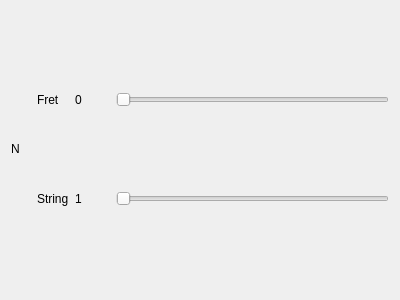
Above: EdgeSettingsWidget.ui from sergsave/MagicCubiano before the change. Below: the same form after it.
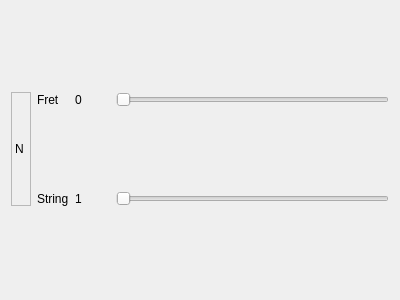
That is the form after the change.

Commit message: Migrate to color edges

```diff
--- a/EdgeSettingsWidget.ui
+++ b/EdgeSettingsWidget.ui
@@ -19,13 +19,6 @@
      <property name="verticalSpacing">
       <number>3</number>
      </property>
-     <item row="1" column="1">
-      <widget class="QLabel" name="stringLabel">
-       <property name="text">
-        <string>String</string>
-       </property>
-      </widget>
-     </item>
      <item row="1" column="2">
       <widget class="QLabel" name="stringValLabel">
        <property name="text">
@@ -33,10 +26,10 @@
        </property>
       </widget>
      </item>
-     <item row="0" column="1">
-      <widget class="QLabel" name="fretLabel">
-       <property name="text">
-        <string>Fret</string>
+     <item row="1" column="3" colspan="2">
+      <widget class="QSlider" name="stringSlider">
+       <property name="orientation">
+        <enum>Qt::Horizontal</enum>
        </property>
       </widget>
      </item>
@@ -47,10 +40,17 @@
        </property>
       </widget>
      </item>
-     <item row="0" column="0" rowspan="2">
-      <widget class="QLabel" name="nameLabel">
+     <item row="0" column="1">
+      <widget class="QLabel" name="fretLabel">
        <property name="text">
-        <string>N</string>
+        <string>Fret</string>
+       </property>
+      </widget>
+     </item>
+     <item row="1" column="1">
+      <widget class="QLabel" name="stringLabel">
+       <property name="text">
+        <string>String</string>
        </property>
       </widget>
      </item>
@@ -61,11 +61,44 @@
        </property>
       </widget>
      </item>
-     <item row="1" column="3" colspan="2">
-      <widget class="QSlider" name="stringSlider">
-       <property name="orientation">
-        <enum>Qt::Horizontal</enum>
+     <item row="0" column="0" rowspan="2">
+      <widget class="QFrame" name="frame">
+       <property name="sizePolicy">
+        <sizepolicy hsizetype="Preferred" vsizetype="Expanding">
+         <horstretch>0</horstretch>
+         <verstretch>0</verstretch>
+        </sizepolicy>
        </property>
+       <property name="frameShape">
+        <enum>QFrame::StyledPanel</enum>
+       </property>
+       <property name="frameShadow">
+        <enum>QFrame::Raised</enum>
+       </property>
+       <property name="lineWidth">
+        <number>3</number>
+       </property>
+       <layout class="QHBoxLayout" name="horizontalLayout_2">
+        <property name="leftMargin">
+         <number>3</number>
+        </property>
+        <property name="topMargin">
+         <number>3</number>
+        </property>
+        <property name="rightMargin">
+         <number>3</number>
+        </property>
+        <property name="bottomMargin">
+         <number>3</number>
+        </property>
+        <item>
+         <widget class="QLabel" name="nameLabel">
+          <property name="text">
+           <string>N</string>
+          </property>
+         </widget>
+        </item>
+       </layout>
       </widget>
      </item>
     </layout>
```
The commit also changes 9 other files.
